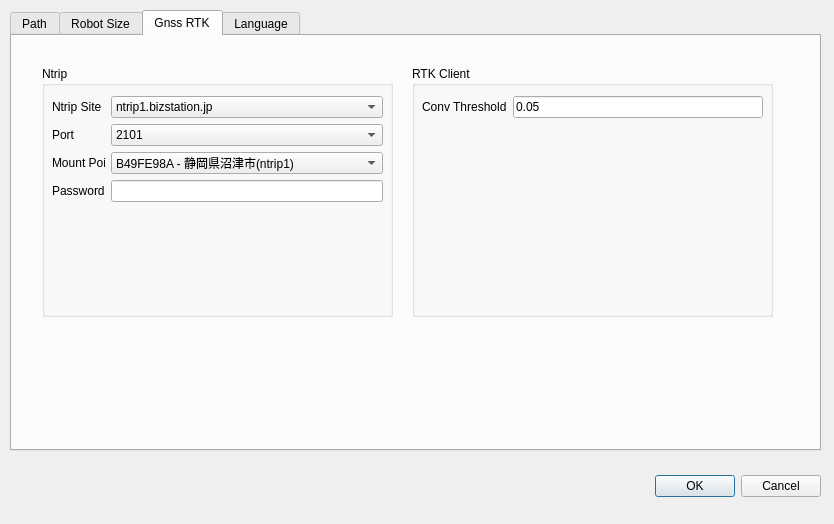
Qt form src/robot_gui/ui/subwindow_system.ui (7174952/amr-3d-lidar-ros2) before a commit.
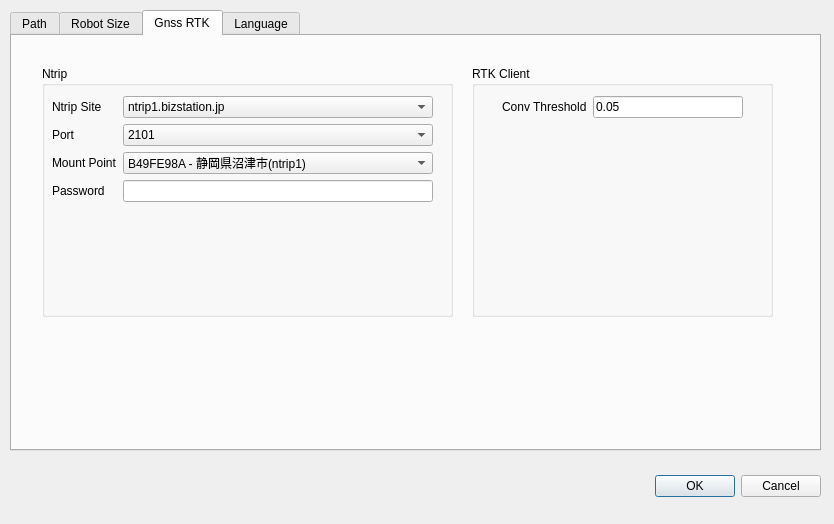
The same form after that commit.

Patch:
```diff
--- a/src/robot_gui/ui/subwindow_system.ui
+++ b/src/robot_gui/ui/subwindow_system.ui
@@ -354,7 +354,7 @@
       <rect>
        <x>30</x>
        <y>30</y>
-       <width>351</width>
+       <width>411</width>
        <height>251</height>
       </rect>
      </property>
@@ -366,7 +366,7 @@
        <rect>
         <x>10</x>
         <y>30</y>
-        <width>331</width>
+        <width>381</width>
         <height>201</height>
        </rect>
       </property>
@@ -478,9 +478,9 @@
     <widget class="QGroupBox" name="groupBox_rtkClient">
      <property name="geometry">
       <rect>
-       <x>400</x>
+       <x>460</x>
        <y>30</y>
-       <width>361</width>
+       <width>301</width>
        <height>251</height>
       </rect>
      </property>
@@ -490,9 +490,9 @@
      <widget class="QWidget" name="formLayoutWidget_3">
       <property name="geometry">
        <rect>
-        <x>10</x>
+        <x>30</x>
         <y>30</y>
-        <width>341</width>
+        <width>241</width>
         <height>201</height>
        </rect>
       </property>
```
